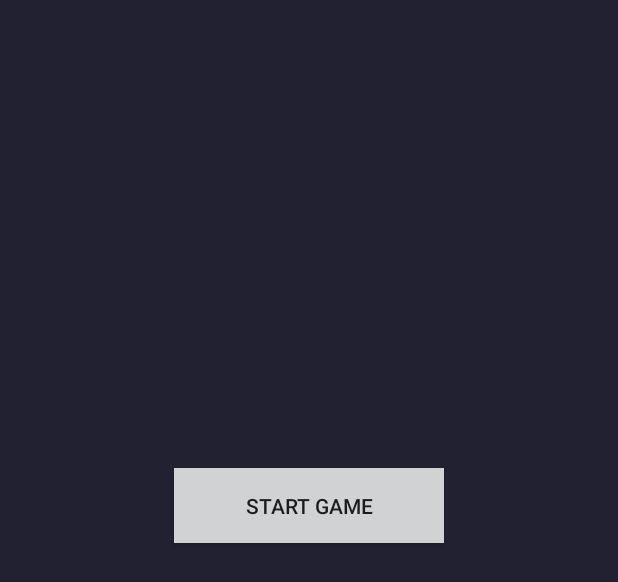
After one commit to sithlord33/MyGameTutorial, an Android app: the layout activity_main_menu.xml on its own in the app's theme, with its tools: preview values and no code run, on a phone screen of 412 x 824 dp. The commit adds this screen. Shown: the top 582 px of the screen. Run offline under Robolectric (Android 15) with nearby library versions, the phone set to English and light mode, and no system bars.

Commit message:
Added Main menu and barnacles. Added Tap to Restart text

```diff
--- a/app/build.gradle
+++ b/app/build.gradle
@@ -16,10 +16,14 @@ android {
             proguardFiles getDefaultProguardFile('proguard-android-optimize.txt'), 'proguard-rules.pro'
         }
     }
+    compileOptions {
+        sourceCompatibility JavaVersion.VERSION_1_8
+        targetCompatibility JavaVersion.VERSION_1_8
+    }
 }
 
 dependencies {
-    implementation fileTree(dir: 'libs', include: ['*.jar'])
+    implementation fileTree(include: ['*.jar'], dir: 'libs')
     implementation 'com.android.support:appcompat-v7:28.0.0'
     implementation 'com.android.support.constraint:constraint-layout:1.1.3'
     testImplementation 'junit:junit:4.12'
--- a/app/src/main/AndroidManifest.xml
+++ b/app/src/main/AndroidManifest.xml
@@ -9,7 +9,7 @@
         android:roundIcon="@mipmap/ic_launcher_round"
         android:supportsRtl="true"
         android:theme="@style/AppTheme">
-        <activity android:name=".MainActivity"
+        <activity android:name=".MainMenuActivity"
             android:screenOrientation="portrait">
             <intent-filter>
                 <action android:name="android.intent.action.MAIN" />
@@ -17,6 +17,8 @@
                 <category android:name="android.intent.category.LAUNCHER" />
             </intent-filter>
         </activity>
+        <activity android:name=".MainActivity">
+        </activity>
     </application>
 
 </manifest>
--- a/app/src/main/java/richy/mygame/MainActivity.java
+++ b/app/src/main/java/richy/mygame/MainActivity.java
@@ -1,12 +1,12 @@
 package richy.mygame;
 
-import android.app.Activity;
 import android.os.Bundle;
+import android.support.v7.app.AppCompatActivity;
 import android.util.DisplayMetrics;
 import android.view.Window;
 import android.view.WindowManager;
 
-public class MainActivity extends Activity {
+public class MainActivity extends AppCompatActivity {
 
     @Override
     protected void onCreate(Bundle savedInstanceState) {
--- a/app/src/main/java/richy/mygame/Obstacle.java
+++ b/app/src/main/java/richy/mygame/Obstacle.java
@@ -23,7 +23,7 @@ public class Obstacle implements GameObject {
     private Rect rectangle2;
     private int color;
     BitmapFactory bf = new BitmapFactory();
-    Bitmap rock = bf.decodeResource(Constants.CURRENT_CONTEXT.getResources(), R.drawable.rock);
+    Bitmap rock = bf.decodeResource(Constants.CURRENT_CONTEXT.getResources(), R.drawable.barnacle);
     private Bitmap Rrock = Bitmap.createScaledBitmap(rock, 100, 100, false);
     int diff = new Random().ints(1, 0, 700).findFirst().getAsInt();
 
--- a/app/src/main/java/richy/mygame/RectPlayer.java
+++ b/app/src/main/java/richy/mygame/RectPlayer.java
@@ -49,6 +49,7 @@ public class RectPlayer implements GameObject {
         paint.setColor(color);
         canvas.drawRect(rectangle, paint);*/
         animManager.draw(canvas, rectangle);
+
     }
 
     @Override
@@ -59,7 +60,7 @@ public class RectPlayer implements GameObject {
     public void update(Point point) {
         float oldLeft = rectangle.left;
 
-        rectangle.set(point.x - (rectangle.width() / 2), point.y - (rectangle.height() / 2), point.x + (rectangle.width() / 2), point.y + (rectangle.height() / 2));
+        rectangle.set(point.x - rectangle.width() / 2, point.y - rectangle.height() / 2, point.x + rectangle.width() / 2, point.y + rectangle.height() / 2);
 
         int state = 0;
         if (rectangle.left - oldLeft > 5)
--- /dev/null
+++ b/app/src/main/res/layout/activity_main_menu.xml
@@ -0,0 +1,39 @@
+<?xml version="1.0" encoding="utf-8"?>
+<android.support.constraint.ConstraintLayout xmlns:android="http://schemas.android.com/apk/res/android"
+    xmlns:app="http://schemas.android.com/apk/res-auto"
+    xmlns:tools="http://schemas.android.com/tools"
+    android:layout_width="match_parent"
+    android:layout_height="match_parent"
+    android:background="@color/bg"
+    tools:context=".MainMenuActivity">
+
+    <Button
+        android:id="@+id/start"
+        android:layout_width="180dp"
+        android:layout_height="50dp"
+
+        android:layout_marginStart="143dp"
+        android:layout_marginTop="250dp"
+        android:layout_marginEnd="143dp"
+        android:layout_marginBottom="400dp"
+        android:background="@mipmap/button"
+        android:text="@string/start_game"
+        app:layout_constraintBottom_toBottomOf="parent"
+        app:layout_constraintEnd_toEndOf="parent"
+        app:layout_constraintStart_toStartOf="parent"
+        app:layout_constraintTop_toTopOf="parent" />
+
+    <Button
+        android:id="@+id/quit"
+        android:layout_width="0dp"
+        android:layout_height="50dp"
+        android:layout_marginTop="50dp"
+        android:background="@mipmap/button"
+        android:text="@string/quit"
+        app:layout_constraintBottom_toTopOf="@+id/start"
+        app:layout_constraintEnd_toEndOf="@+id/start"
+        app:layout_constraintHorizontal_bias="0.0"
+        app:layout_constraintStart_toStartOf="@+id/start"
+        app:layout_constraintTop_toBottomOf="@+id/start"
+        app:layout_constraintVertical_bias="0.0" />
+</android.support.constraint.ConstraintLayout>
--- a/app/src/main/res/values/colors.xml
+++ b/app/src/main/res/values/colors.xml
@@ -1,6 +1,7 @@
 <?xml version="1.0" encoding="utf-8"?>
 <resources>
-    <color name="colorPrimary">#008577</color>
-    <color name="colorPrimaryDark">#00574B</color>
-    <color name="colorAccent">#D81B60</color>
+    <color name="colorPrimary">#1F1F1F</color>
+    <color name="colorPrimaryDark">#3D3D33</color>
+    <color name="colorAccent">#AFAFCF</color>
+    <color name="bg">#212132</color>
 </resources>
--- a/app/src/main/res/values/strings.xml
+++ b/app/src/main/res/values/strings.xml
@@ -1,3 +1,6 @@
 <resources>
+    <string name="options">OPTIONS</string>
+    <string name="quit">QUIT</string>
+    <string name="start_game">START GAME</string>
     <string name="app_name">My Game</string>
 </resources>
```
Also changed, not shown: app/src/main/java/richy/mygame/GameplayScene.java (+21 -5 lines), app/src/main/java/richy/mygame/MainMenuActivity.java (added, +47 -0 lines), app/src/main/java/richy/mygame/MainThread.java (line endings or trailing spaces), app/src/main/java/richy/mygame/ObstacleManager.java (line endings or trailing spaces), app/src/main/res/drawable-nodpi/barnacle.png (added), app/src/main/res/mipmap-anydpi-v26/button.jpg (added).
